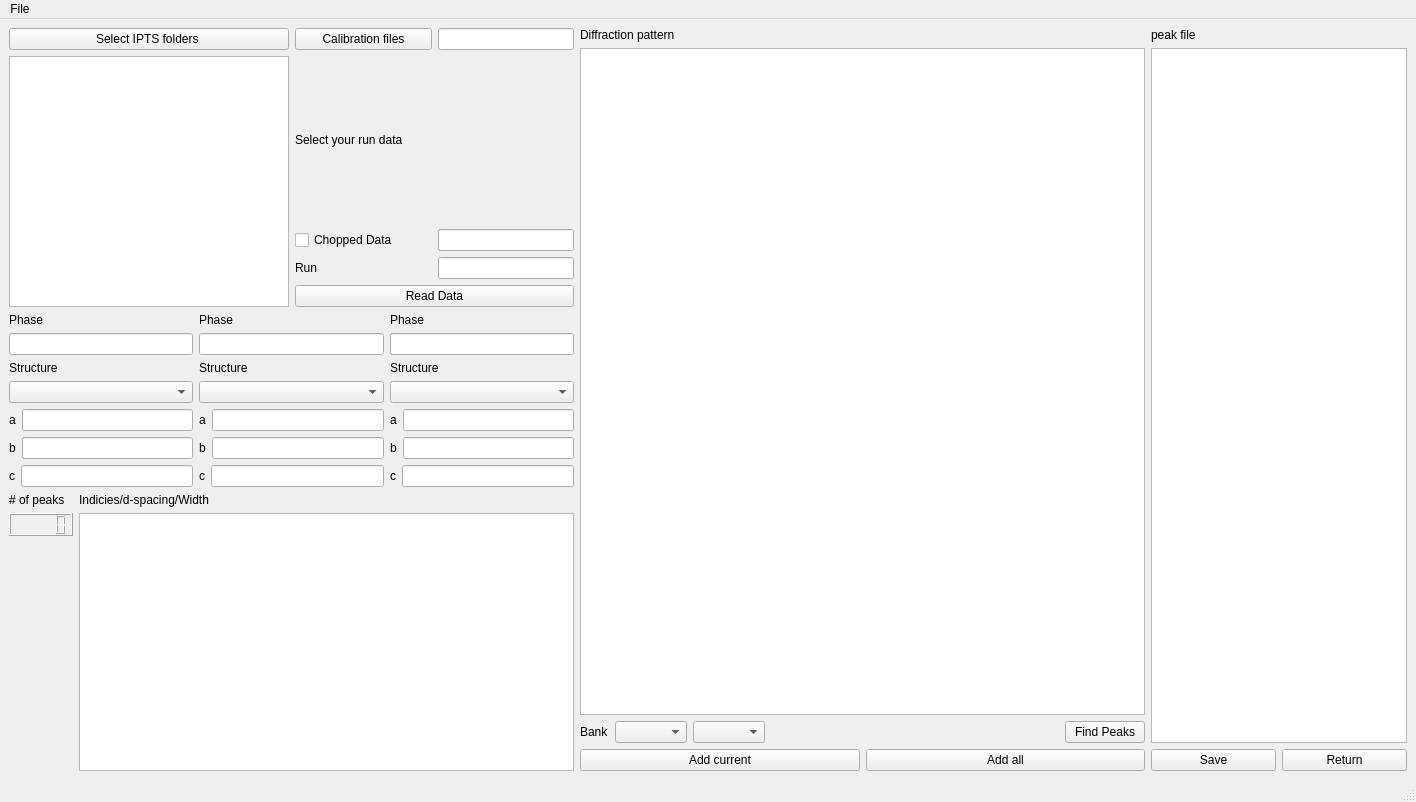
This is src/ui/gui/VdrivePeakPicker.ui in neutrons/PyVDrive as Qt 5 draws it before an edit. The edited form follows.
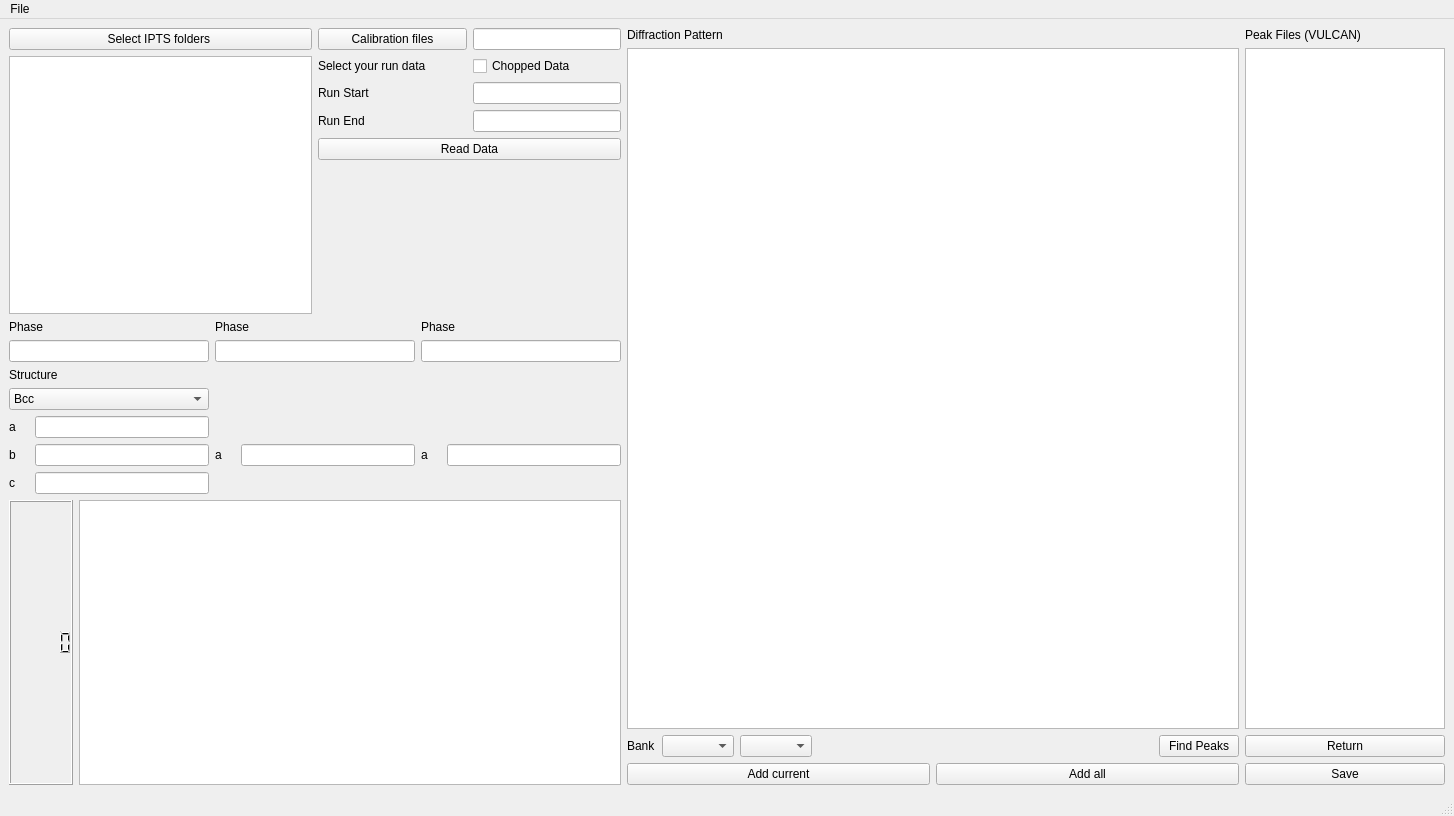
This is the edited form. Custom widgets are drawn as their Qt base class.

Commit message: Refs #30. Improved design document.

What changed in the file:
```diff
--- a/src/ui/gui/VdrivePeakPicker.ui
+++ b/src/ui/gui/VdrivePeakPicker.ui
@@ -6,8 +6,8 @@
    <rect>
     <x>0</x>
     <y>0</y>
-    <width>1416</width>
-    <height>802</height>
+    <width>1454</width>
+    <height>816</height>
    </rect>
   </property>
   <property name="windowTitle">
@@ -101,19 +101,19 @@
                 </property>
                </widget>
               </item>
-             </layout>
-            </item>
             <item>
-             <layout class="QGridLayout" name="gridLayout">
-              <item row="0" column="0">
                <widget class="QCheckBox" name="checkBox_3">
                 <property name="text">
                  <string>Chopped Data</string>
                 </property>
                </widget>
               </item>
+             </layout>
+            </item>
+            <item>
+             <layout class="QGridLayout" name="gridLayout">
               <item row="0" column="1">
-               <widget class="QLineEdit" name="lineEdit_7">
+               <widget class="QLineEdit" name="lineEdit_chopDataToLoad">
                 <property name="sizePolicy">
                  <sizepolicy hsizetype="Preferred" vsizetype="Fixed">
                   <horstretch>0</horstretch>
@@ -125,12 +125,12 @@
               <item row="1" column="0">
                <widget class="QLabel" name="label_26">
                 <property name="text">
-                 <string>Run</string>
+                 <string>Run End</string>
                 </property>
                </widget>
               </item>
               <item row="1" column="1">
-               <widget class="QLineEdit" name="lineEdit_8">
+               <widget class="QLineEdit" name="lineEdit_runToLoad">
                 <property name="sizePolicy">
                  <sizepolicy hsizetype="Preferred" vsizetype="Fixed">
                   <horstretch>0</horstretch>
@@ -139,6 +139,13 @@
                 </property>
                </widget>
               </item>
+              <item row="0" column="0">
+               <widget class="QLabel" name="label">
+                <property name="text">
+                 <string>Run Start</string>
+                </property>
+               </widget>
+              </item>
              </layout>
             </item>
             <item>
@@ -155,286 +162,267 @@
               </item>
              </layout>
             </item>
-           </layout>
-          </item>
-         </layout>
-        </item>
         <item>
-         <layout class="QGridLayout" name="gridLayout_2">
-          <item row="0" column="1">
-           <widget class="QLabel" name="label_30">
-            <property name="sizePolicy">
-             <sizepolicy hsizetype="Preferred" vsizetype="Fixed">
-              <horstretch>0</horstretch>
-              <verstretch>0</verstretch>
-             </sizepolicy>
-            </property>
-            <property name="text">
-             <string>Phase</string>
-            </property>
-           </widget>
-          </item>
-          <item row="0" column="2">
-           <widget class="QLabel" name="label_41">
-            <property name="sizePolicy">
-             <sizepolicy hsizetype="Preferred" vsizetype="Fixed">
-              <horstretch>0</horstretch>
-              <verstretch>0</verstretch>
-             </sizepolicy>
-            </property>
-            <property name="text">
-             <string>Phase</string>
-            </property>
-           </widget>
-          </item>
-          <item row="1" column="2">
-           <widget class="QLineEdit" name="lineEdit_9">
-            <property name="toolTip">
-             <string>&lt;html&gt;&lt;head/&gt;&lt;body&gt;&lt;p&gt;with phase information, plot the peaks' from unit cell. &lt;/p&gt;&lt;p&gt;This is just the title of the phase&lt;/p&gt;&lt;/body&gt;&lt;/html&gt;</string>
-            </property>
-           </widget>
-          </item>
-          <item row="3" column="2">
-           <widget class="QComboBox" name="comboBox_6"/>
-          </item>
-          <item row="5" column="0">
-           <layout class="QHBoxLayout" name="horizontalLayout_7">
-            <item>
-             <widget class="QLabel" name="label_44">
-              <property name="text">
-               <string>b</string>
-              </property>
-             </widget>
-            </item>
-            <item>
-             <widget class="QLineEdit" name="lineEdit_13"/>
-            </item>
+             <spacer name="verticalSpacer_2">
+              <property name="orientation">
+               <enum>Qt::Vertical</enum>
+              </property>
+              <property name="sizeHint" stdset="0">
+               <size>
+                <width>20</width>
+                <height>40</height>
+               </size>
+              </property>
+             </spacer>
+            </item>
            </layout>
           </item>
-          <item row="5" column="1">
-           <layout class="QHBoxLayout" name="horizontalLayout_10">
-            <item>
-             <widget class="QLabel" name="label_47">
-              <property name="text">
-               <string>b</string>
-              </property>
-             </widget>
-            </item>
-            <item>
-             <widget class="QLineEdit" name="lineEdit_16"/>
-            </item>
-           </layout>
-          </item>
-          <item row="6" column="0">
-           <layout class="QHBoxLayout" name="horizontalLayout_12">
+         </layout>
+        </item>
             <item>
-             <widget class="QLabel" name="label_49">
-              <property name="text">
-               <string>c</string>
-              </property>
-             </widget>
-            </item>
-            <item>
-             <widget class="QLineEdit" name="lineEdit_18"/>
-            </item>
-           </layout>
-          </item>
-          <item row="4" column="2">
-           <layout class="QHBoxLayout" name="horizontalLayout_6">
-            <item>
-             <widget class="QLabel" name="label_43">
-              <property name="text">
-               <string>a</string>
-              </property>
-             </widget>
-            </item>
-            <item>
-             <widget class="QLineEdit" name="lineEdit_12"/>
-            </item>
-           </layout>
-          </item>
+         <layout class="QGridLayout" name="gridLayout_8">
           <item row="4" column="0">
-           <layout class="QHBoxLayout" name="horizontalLayout_4">
-            <item>
-             <widget class="QLabel" name="label_31">
+           <layout class="QGridLayout" name="gridLayout_9">
+            <item row="1" column="1">
+             <widget class="QLineEdit" name="lineEdit_13">
+              <property name="sizePolicy">
+               <sizepolicy hsizetype="Preferred" vsizetype="Fixed">
+                <horstretch>0</horstretch>
+                <verstretch>0</verstretch>
+               </sizepolicy>
+              </property>
+             </widget>
+            </item>
+            <item row="0" column="1">
+             <widget class="QLineEdit" name="lineEdit_14">
+              <property name="sizePolicy">
+               <sizepolicy hsizetype="Preferred" vsizetype="Fixed">
+                <horstretch>0</horstretch>
+                <verstretch>0</verstretch>
+               </sizepolicy>
+              </property>
+             </widget>
+            </item>
+            <item row="0" column="0">
+             <widget class="QLabel" name="label_17">
+              <property name="maximumSize">
+               <size>
+                <width>20</width>
+                <height>16777215</height>
+               </size>
+              </property>
               <property name="text">
                <string>a</string>
               </property>
              </widget>
-            </item>
-            <item>
-             <widget class="QLineEdit" name="lineEdit_10"/>
-            </item>
-           </layout>
           </item>
           <item row="2" column="1">
-           <widget class="QLabel" name="label_37">
-            <property name="text">
-             <string>Structure</string>
+             <widget class="QLineEdit" name="lineEdit_15">
+              <property name="sizePolicy">
+               <sizepolicy hsizetype="Preferred" vsizetype="Fixed">
+                <horstretch>0</horstretch>
+                <verstretch>0</verstretch>
+               </sizepolicy>
             </property>
            </widget>
           </item>
-          <item row="2" column="2">
-           <widget class="QLabel" name="label_27">
+            <item row="1" column="0">
+             <widget class="QLabel" name="label_18">
+              <property name="maximumSize">
+               <size>
+                <width>20</width>
+                <height>16777215</height>
+               </size>
+              </property>
             <property name="text">
-             <string>Structure</string>
+               <string>b</string>
             </property>
            </widget>
           </item>
           <item row="2" column="0">
-           <widget class="QLabel" name="label_38">
+             <widget class="QLabel" name="label_19">
+              <property name="maximumSize">
+               <size>
+                <width>20</width>
+                <height>16777215</height>
+               </size>
+              </property>
             <property name="text">
-             <string>Structure</string>
+               <string>c</string>
             </property>
            </widget>
           </item>
-          <item row="4" column="1">
-           <layout class="QHBoxLayout" name="horizontalLayout_5">
-            <item>
-             <widget class="QLabel" name="label_42">
+           </layout>
+          </item>
+          <item row="0" column="2">
+           <widget class="QLabel" name="label_20">
+            <property name="text">
+             <string>Phase</string>
+            </property>
+           </widget>
+          </item>
+          <item row="4" column="2">
+           <layout class="QGridLayout" name="gridLayout_12">
+            <item row="0" column="0">
+             <widget class="QLabel" name="label_23">
+              <property name="maximumSize">
+               <size>
+                <width>20</width>
+                <height>16777215</height>
+               </size>
+              </property>
               <property name="text">
                <string>a</string>
               </property>
              </widget>
             </item>
-            <item>
-             <widget class="QLineEdit" name="lineEdit_11"/>
+            <item row="0" column="1">
+             <widget class="QLineEdit" name="lineEdit_17">
+              <property name="sizePolicy">
+               <sizepolicy hsizetype="Preferred" vsizetype="Fixed">
+                <horstretch>0</horstretch>
+                <verstretch>0</verstretch>
+               </sizepolicy>
+              </property>
+             </widget>
             </item>
            </layout>
           </item>
           <item row="1" column="0">
-           <widget class="QLineEdit" name="lineEdit_phaseName1">
-            <property name="toolTip">
-             <string>&lt;html&gt;&lt;head/&gt;&lt;body&gt;&lt;p&gt;with phase information, plot the peaks' from unit cell. &lt;/p&gt;&lt;p&gt;This is just the title of the phase&lt;/p&gt;&lt;/body&gt;&lt;/html&gt;</string>
+           <widget class="QLineEdit" name="lineEdit_11">
+            <property name="sizePolicy">
+             <sizepolicy hsizetype="Preferred" vsizetype="Fixed">
+              <horstretch>0</horstretch>
+              <verstretch>0</verstretch>
+             </sizepolicy>
             </property>
            </widget>
           </item>
-          <item row="3" column="1">
-           <widget class="QComboBox" name="comboBox_7"/>
-          </item>
-          <item row="1" column="1">
-           <widget class="QLineEdit" name="lineEdit_4">
-            <property name="toolTip">
-             <string>&lt;html&gt;&lt;head/&gt;&lt;body&gt;&lt;p&gt;with phase information, plot the peaks' from unit cell. &lt;/p&gt;&lt;p&gt;This is just the title of the phase&lt;/p&gt;&lt;/body&gt;&lt;/html&gt;</string>
+          <item row="0" column="1">
+           <widget class="QLabel" name="label_15">
+            <property name="text">
+             <string>Phase</string>
             </property>
            </widget>
           </item>
           <item row="3" column="0">
-           <widget class="QComboBox" name="comboBox_phaseStructure1"/>
-          </item>
-          <item row="5" column="2">
-           <layout class="QHBoxLayout" name="horizontalLayout_9">
+           <widget class="QComboBox" name="comboBox_2">
             <item>
-             <widget class="QLabel" name="label_46">
               <property name="text">
-               <string>b</string>
-              </property>
-             </widget>
+              <string>Bcc</string>
+             </property>
             </item>
             <item>
-             <widget class="QLineEdit" name="lineEdit_15"/>
+             <property name="text">
+              <string>Fcc</string>
+             </property>
             </item>
-           </layout>
-          </item>
-          <item row="6" column="1">
-           <layout class="QHBoxLayout" name="horizontalLayout_8">
             <item>
-             <widget class="QLabel" name="label_45">
               <property name="text">
-               <string>c</string>
-              </property>
-             </widget>
-            </item>
-            <item>
-             <widget class="QLineEdit" name="lineEdit_14"/>
-            </item>
-           </layout>
+              <string>HCP</string>
+             </property>
+            </item>
+           </widget>
+          </item>
+          <item row="1" column="2">
+           <widget class="QLineEdit" name="lineEdit_10">
+            <property name="sizePolicy">
+             <sizepolicy hsizetype="Preferred" vsizetype="Fixed">
+              <horstretch>0</horstretch>
+              <verstretch>0</verstretch>
+             </sizepolicy>
+            </property>
+           </widget>
+          </item>
+          <item row="2" column="0">
+           <widget class="QLabel" name="label_21">
+            <property name="text">
+             <string>Structure</string>
+            </property>
+           </widget>
           </item>
-          <item row="0" column="0">
-           <widget class="QLabel" name="label_28">
+          <item row="1" column="1">
+           <widget class="QLineEdit" name="lineEdit_12">
             <property name="sizePolicy">
              <sizepolicy hsizetype="Preferred" vsizetype="Fixed">
               <horstretch>0</horstretch>
               <verstretch>0</verstretch>
              </sizepolicy>
             </property>
+           </widget>
+          </item>
+          <item row="4" column="1">
+           <layout class="QGridLayout" name="gridLayout_11">
+            <item row="0" column="1">
+             <widget class="QLineEdit" name="lineEdit_16">
+              <property name="sizePolicy">
+               <sizepolicy hsizetype="Preferred" vsizetype="Fixed">
+                <horstretch>0</horstretch>
+                <verstretch>0</verstretch>
+               </sizepolicy>
+              </property>
+             </widget>
+            </item>
+            <item row="0" column="0">
+             <widget class="QLabel" name="label_22">
+              <property name="maximumSize">
+               <size>
+                <width>20</width>
+                <height>16777215</height>
+               </size>
+              </property>
+              <property name="text">
+               <string>a</string>
+              </property>
+             </widget>
+            </item>
+           </layout>
+          </item>
+          <item row="0" column="0">
+           <widget class="QLabel" name="label_16">
             <property name="text">
              <string>Phase</string>
             </property>
            </widget>
           </item>
-          <item row="6" column="2">
-           <layout class="QHBoxLayout" name="horizontalLayout_11">
-            <item>
-             <widget class="QLabel" name="label_48">
-              <property name="text">
-               <string>c</string>
-              </property>
-             </widget>
-            </item>
-            <item>
-             <widget class="QLineEdit" name="lineEdit_17"/>
-            </item>
-           </layout>
-          </item>
-         </layout>
-        </item>
+         </layout>
+        </item>
         <item>
-         <layout class="QHBoxLayout" name="horizontalLayout_14">
-          <item>
-           <layout class="QVBoxLayout" name="verticalLayout_3">
-            <item>
-             <widget class="QLabel" name="label_24">
-              <property name="text">
-               <string># of peaks</string>
-              </property>
-             </widget>
-            </item>
+         <layout class="QHBoxLayout" name="horizontalLayout_4">
             <item>
              <widget class="QLCDNumber" name="lcdNumber">
               <property name="sizePolicy">
-               <sizepolicy hsizetype="Preferred" vsizetype="Minimum">
+             <sizepolicy hsizetype="Minimum" vsizetype="Minimum">
                 <horstretch>0</horstretch>
                 <verstretch>0</verstretch>
                </sizepolicy>
               </property>
+            <property name="maximumSize">
+             <size>
+              <width>80</width>
+              <height>16777215</height>
+             </size>
+            </property>
+            <property name="toolTip">
+             <string>&lt;html&gt;&lt;head/&gt;&lt;body&gt;&lt;p&gt;Number of peaks&lt;/p&gt;&lt;/body&gt;&lt;/html&gt;</string>
+            </property>
               <property name="layoutDirection">
                <enum>Qt::LeftToRight</enum>
               </property>
              </widget>
             </item>
             <item>
-             <spacer name="verticalSpacer">
-              <property name="orientation">
-               <enum>Qt::Vertical</enum>
-              </property>
-              <property name="sizeHint" stdset="0">
-               <size>
-                <width>20</width>
-                <height>40</height>
-               </size>
-              </property>
-             </spacer>
-            </item>
-           </layout>
-          </item>
-          <item>
-           <layout class="QVBoxLayout" name="verticalLayout_7">
-            <item>
-             <widget class="QLabel" name="label_13">
-              <property name="text">
-               <string>Indicies/d-spacing/Width</string>
-              </property>
-             </widget>
-            </item>
-            <item>
              <widget class="PeakParameterTable" name="tableWidget_peakParameter">
+            <property name="sizePolicy">
+             <sizepolicy hsizetype="MinimumExpanding" vsizetype="Expanding">
+              <horstretch>0</horstretch>
+              <verstretch>0</verstretch>
+             </sizepolicy>
+            </property>
               <property name="toolTip">
-               <string>&lt;html&gt;&lt;head/&gt;&lt;body&gt;&lt;p&gt;Peak width is the fitting range for 2 peaks.&lt;/p&gt;&lt;p&gt;It will be picked up by xmin and xmax of the graph&lt;/p&gt;&lt;/body&gt;&lt;/html&gt;</string>
-              </property>
-             </widget>
-            </item>
-           </layout>
+             <string>&lt;html&gt;&lt;head/&gt;&lt;body&gt;&lt;p&gt;Peak width is the fitting range for 2 peaks.&lt;/p&gt;&lt;p&gt;It will be picked up by xmin and xmax of the graph&lt;/p&gt;&lt;p&gt;&lt;br/&gt;&lt;/p&gt;&lt;p&gt;Nomenclature:&lt;/p&gt;&lt;p&gt;1. width (vdrive): peak fit range = 6 * FWHM&lt;/p&gt;&lt;p&gt;2. If there are more than 1 peak overlapped, then use 'number of peak to notify that the number of peak overlapped'&lt;/p&gt;&lt;/body&gt;&lt;/html&gt;</string>
+            </property>
+           </widget>
           </item>
          </layout>
         </item>
@@ -445,7 +433,7 @@
         <item>
          <widget class="QLabel" name="label_2">
           <property name="text">
-           <string>Diffraction pattern</string>
+           <string>Diffraction Pattern</string>
           </property>
          </widget>
         </item>
@@ -461,6 +449,9 @@
             </property>
            </widget>
           </item>
+          <item>
+           <widget class="QComboBox" name="comboBox_runNumber"/>
+          </item>
           <item>
            <widget class="QComboBox" name="comboBox_bankNumbers">
             <property name="toolTip">
@@ -468,9 +459,6 @@
             </property>
            </widget>
           </item>
-          <item>
-           <widget class="QComboBox" name="comboBox_2"/>
-          </item>
           <item>
            <spacer name="horizontalSpacer">
             <property name="orientation">
@@ -487,7 +475,7 @@
           <item>
            <widget class="QPushButton" name="pushButton_findPeaks">
             <property name="toolTip">
-             <string>&lt;html&gt;&lt;head/&gt;&lt;body&gt;&lt;p&gt;Find all peaks in the diffraction pattern&lt;/p&gt;&lt;/body&gt;&lt;/html&gt;</string>
+             <string>&lt;html&gt;&lt;head/&gt;&lt;body&gt;&lt;p&gt;Find all peaks in the diffraction pattern&lt;/p&gt;&lt;p&gt;Case 1: If user does not provide structure information, then it will run FindPeaks();&lt;/p&gt;&lt;p&gt;Case 2: If user gives known structure, then this one will just plot peaks according to lattice parameters.&lt;/p&gt;&lt;/body&gt;&lt;/html&gt;</string>
             </property>
             <property name="text">
              <string>Find Peaks</string>
@@ -527,32 +515,31 @@
         <item>
          <widget class="QLabel" name="label_3">
           <property name="text">
-           <string>peak file</string>
+           <string>Peak Files (VULCAN)</string>
           </property>
          </widget>
         </item>
         <item>
          <widget class="QTableWidget" name="tableWidget">
           <property name="sizePolicy">
-           <sizepolicy hsizetype="Preferred" vsizetype="Expanding">
+           <sizepolicy hsizetype="Minimum" vsizetype="Expanding">
             <horstretch>0</horstretch>
             <verstretch>0</verstretch>
            </sizepolicy>
           </property>
+          <property name="maximumSize">
+           <size>
+            <width>200</width>
+            <height>16777215</height>
+           </size>
+          </property>
+          <property name="toolTip">
+           <string>&lt;html&gt;&lt;head/&gt;&lt;body&gt;&lt;p&gt;Contain the overall ifnormation of all peak information. &lt;/p&gt;&lt;p&gt;List all the peak files that available for this IPTS&lt;/p&gt;&lt;/body&gt;&lt;/html&gt;</string>
+          </property>
          </widget>
         </item>
         <item>
          <layout class="QHBoxLayout" name="horizontalLayout_17">
-          <item>
-           <widget class="QPushButton" name="pushButton_save">
-            <property name="toolTip">
-             <string>&lt;html&gt;&lt;head/&gt;&lt;body&gt;&lt;p&gt;push this button wil have blabla effect!&lt;/p&gt;&lt;/body&gt;&lt;/html&gt;</string>
-            </property>
-            <property name="text">
-             <string>Save</string>
-            </property>
-           </widget>
-          </item>
           <item>
            <widget class="QPushButton" name="pushButton_return">
             <property name="toolTip">
@@ -565,6 +552,16 @@
           </item>
          </layout>
         </item>
+        <item>
+         <widget class="QPushButton" name="pushButton_save">
+          <property name="toolTip">
+           <string>&lt;html&gt;&lt;head/&gt;&lt;body&gt;&lt;p&gt;push this button wil have blabla effect!&lt;/p&gt;&lt;/body&gt;&lt;/html&gt;</string>
+          </property>
+          <property name="text">
+           <string>Save</string>
+          </property>
+         </widget>
+        </item>
        </layout>
       </item>
      </layout>
@@ -576,7 +573,7 @@
     <rect>
      <x>0</x>
      <y>0</y>
-     <width>1416</width>
+     <width>1454</width>
      <height>25</height>
     </rect>
    </property>
```
Lines whose indentation alone changed are shown as unchanged. The commit also changes 5 other files.
